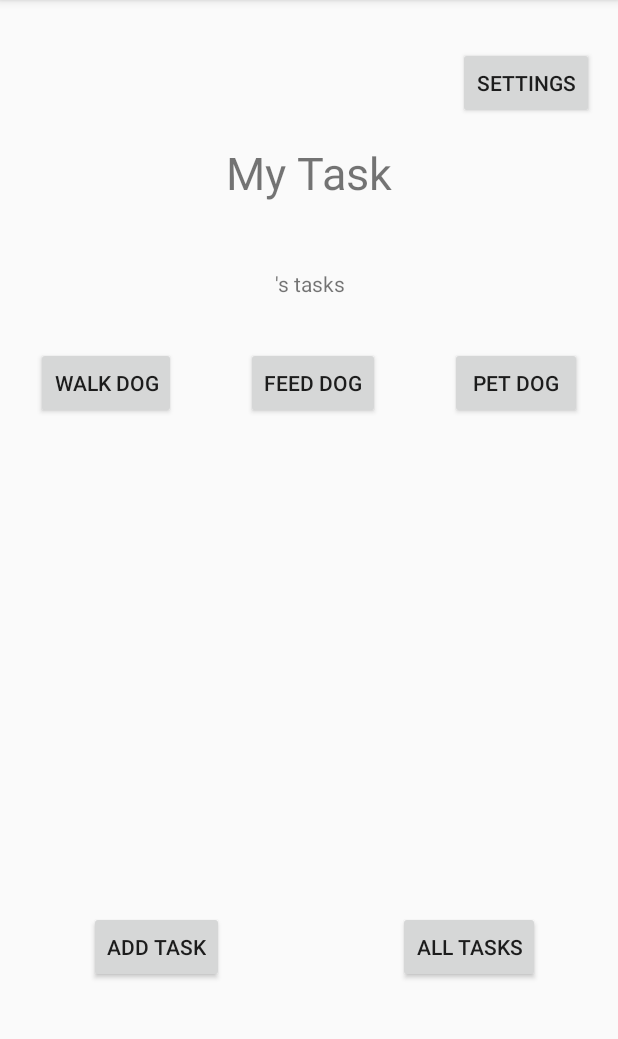
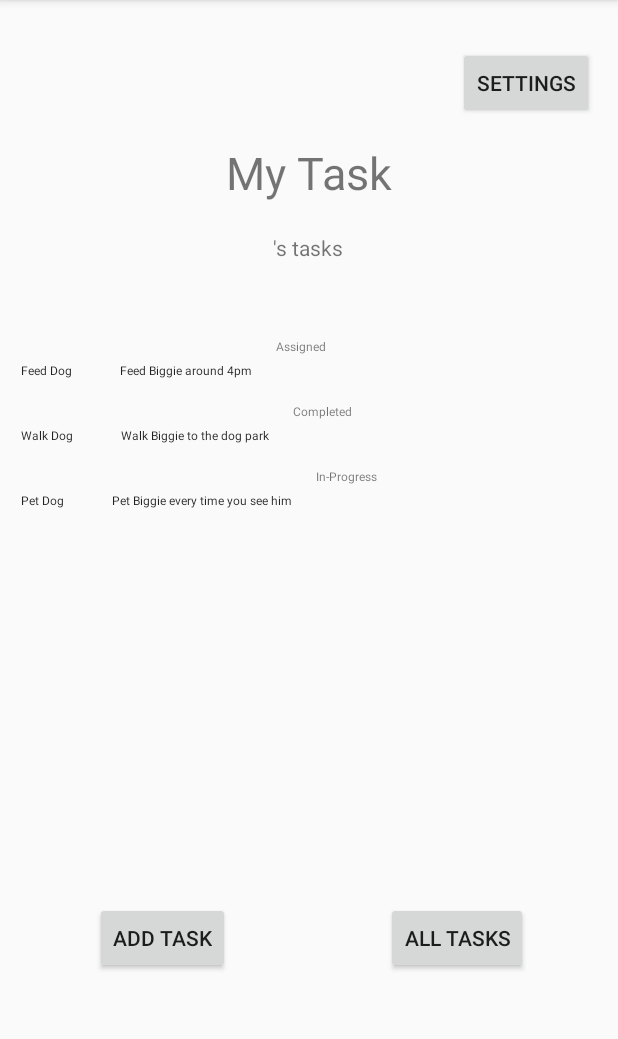
Before and after one commit to martinpapacodes/taskmaster, an Android app: the screen it shows after launch (MainActivity), on a phone screen of 412 x 824 dp, the part 84-1123 px from its top. Run offline under Robolectric (Android 15) with nearby library versions, the phone set to English and light mode, and no system bars.

Commit message:
first part of feature done

```diff
--- a/app/build.gradle
+++ b/app/build.gradle
@@ -23,7 +23,9 @@ dependencies {
     implementation fileTree(dir: 'libs', include: ['*.jar'])
     implementation 'androidx.appcompat:appcompat:1.1.0'
     implementation 'androidx.constraintlayout:constraintlayout:1.1.3'
+    implementation 'androidx.legacy:legacy-support-v4:1.0.0'
     testImplementation 'junit:junit:4.12'
     androidTestImplementation 'androidx.test.ext:junit:1.1.1'
     androidTestImplementation 'androidx.test.espresso:espresso-core:3.2.0'
+    implementation 'androidx.recyclerview:recyclerview:1.1.0'
 }
--- a/app/src/main/java/com/example/taskmaster/MainActivity.java
+++ b/app/src/main/java/com/example/taskmaster/MainActivity.java
@@ -11,7 +11,7 @@ import android.view.View;
 import android.widget.Button;
 import android.widget.TextView;
 
-public class MainActivity extends AppCompatActivity {
+public class MainActivity extends AppCompatActivity implements MyTaskRecyclerViewAdapter.OnTaskListener {
 
     static String TAG = "mnf.main";
 
@@ -40,42 +40,6 @@ public class MainActivity extends AppCompatActivity {
             }
         });
 
-        final Button walkDog = findViewById(R.id.walkDogButton);
-        walkDog.setOnClickListener(new View.OnClickListener() {
-            @Override
-            public void onClick(View v) {
-                Intent goToTaskDetailsPage = new Intent(MainActivity.this, taskDetail.class);
-                goToTaskDetailsPage.putExtra("taskDetail", "Walk The Effin Dog");
-                Log.d(TAG, walkDog.getText().toString());
-
-                MainActivity.this.startActivity(goToTaskDetailsPage);
-            }
-        });
-
-
-        final Button feedDog = findViewById(R.id.feedDogButton);
-        feedDog.setOnClickListener(new View.OnClickListener() {
-            @Override
-            public void onClick(View v) {
-                Intent goToTaskDetailsPage = new Intent(MainActivity.this, taskDetail.class);
-                goToTaskDetailsPage.putExtra("taskDetail", feedDog.getText().toString());
-                Log.d(TAG, feedDog.getText().toString());
-
-                MainActivity.this.startActivity(goToTaskDetailsPage);
-            }
-        });
-
-        final Button petDog = findViewById(R.id.petDogButton);
-        petDog.setOnClickListener(new View.OnClickListener() {
-            @Override
-            public void onClick(View v) {
-                Intent goToTaskDetailsPage = new Intent(MainActivity.this, taskDetail.class);
-                goToTaskDetailsPage.putExtra("taskDetail", petDog.getText().toString());
-                Log.d(TAG, petDog.getText().toString());
-
-                MainActivity.this.startActivity(goToTaskDetailsPage);
-            }
-        });
         // ViewAdapter has the job of telling the RecyclerView what to display at each row
         Button allTaskButton = findViewById(R.id.allTasksButton);
         allTaskButton.setOnClickListener(new View.OnClickListener() {
@@ -102,6 +66,10 @@ public class MainActivity extends AppCompatActivity {
     }
 
 
+    @Override
+    public void onTaskClick(Task task) {
+        Intent takeMeToTaskDetail = new Intent(this, taskDetail.class);
 
-
+        startActivity(takeMeToTaskDetail);
+    }
 }
--- /dev/null
+++ b/app/src/main/java/com/example/taskmaster/MyTaskRecyclerViewAdapter.java
@@ -0,0 +1,97 @@
+package com.example.taskmaster;
+
+import androidx.recyclerview.widget.RecyclerView;
+
+import android.content.Intent;
+import android.util.Log;
+import android.view.LayoutInflater;
+import android.view.View;
+import android.view.ViewGroup;
+import android.widget.TextView;
+
+import com.example.taskmaster.TaskFragment.OnListFragmentInteractionListener;
+import com.example.taskmaster.dummy.DummyContent.DummyItem;
+
+import java.util.List;
+
+/**
+ * {@link RecyclerView.Adapter} that can display a {@link DummyItem} and makes a call to the
+ * specified {@link OnListFragmentInteractionListener}.
+ * TODO: Replace the implementation with code for your data type.
+ */
+public class MyTaskRecyclerViewAdapter extends RecyclerView.Adapter<MyTaskRecyclerViewAdapter.ViewHolder> {
+
+    static final String TAG = "martipapa.ViewAdapter";
+
+    private final List<Task> mValues;
+    private final OnTaskListener mListener;
+
+    public MyTaskRecyclerViewAdapter(List<Task> items, OnTaskListener listener) {
+        mValues = items;
+        mListener = listener;
+    }
+
+    @Override
+    public ViewHolder onCreateViewHolder(ViewGroup parent, int viewType) {
+        View view = LayoutInflater.from(parent.getContext())
+                .inflate(R.layout.fragment_task, parent, false);
+        return new ViewHolder(view);
+    }
+
+    @Override
+    public void onBindViewHolder(final ViewHolder holder, int position) {
+        holder.mItem = mValues.get(position);
+        holder.mTitleView.setText(mValues.get(position).getTitle());
+        holder.mBodyView.setText(mValues.get(position).getBody());
+        holder.mStateView.setText(mValues.get(position).getState());
+
+        holder.mView.setOnClickListener(new View.OnClickListener() {
+            @Override
+            public void onClick(View v) {
+               Log.i(TAG, "it was clicked!");
+               Log.i(TAG, holder.mItem.getTitle());
+//               mListener.onTaskClick(holder.mItem);
+
+
+            }
+        });
+    }
+
+    @Override
+    public int getItemCount() {
+        return mValues.size();
+    }
+
+    public class ViewHolder extends RecyclerView.ViewHolder{
+        public final View mView;
+        public final TextView mTitleView;
+        public final TextView mBodyView;
+        public final TextView mStateView;
+        public Task mItem;
+
+
+        public ViewHolder(View view) {
+            super(view);
+            mView = view;
+            mTitleView = (TextView) view.findViewById(R.id.titleRecView);
+            mBodyView = (TextView) view.findViewById(R.id.bodyRecView);
+            mStateView = view.findViewById(R.id.stateRecView);
+
+        }
+
+
+
+
+        @Override
+        public String toString() {
+            return super.toString() + " '" + mBodyView.getText() + "'";
+        }
+
+    }
+
+    public interface OnTaskListener {
+        void onTaskClick(Task task);
+    }
+
+
+}
--- /dev/null
+++ b/app/src/main/java/com/example/taskmaster/Task.java
@@ -0,0 +1,38 @@
+package com.example.taskmaster;
+
+class Task {
+
+    String title;
+    String body;
+    String state;
+
+    public Task(String title, String body, String state) {
+        this.title = title;
+        this.body = body;
+        this.state = state;
+    }
+
+    public String getTitle() {
+        return title;
+    }
+
+    public void setTitle(String title) {
+        this.title = title;
+    }
+
+    public String getBody() {
+        return body;
+    }
+
+    public void setBody(String body) {
+        this.body = body;
+    }
+
+    public String getState() {
+        return state;
+    }
+
+    public void setState(String state) {
+        this.state = state;
+    }
+}
--- /dev/null
+++ b/app/src/main/java/com/example/taskmaster/TaskFragment.java
@@ -0,0 +1,119 @@
+package com.example.taskmaster;
+
+import android.content.Context;
+import android.os.Bundle;
+
+import androidx.fragment.app.Fragment;
+import androidx.recyclerview.widget.GridLayoutManager;
+import androidx.recyclerview.widget.LinearLayoutManager;
+import androidx.recyclerview.widget.RecyclerView;
+
+import android.view.LayoutInflater;
+import android.view.View;
+import android.view.ViewGroup;
+
+import com.example.taskmaster.dummy.DummyContent;
+import com.example.taskmaster.dummy.DummyContent.DummyItem;
+
+import java.util.ArrayList;
+import java.util.List;
+
+/**
+ * A fragment representing a list of Items.
+ * <p/>
+ * Activities containing this fragment MUST implement the {@link OnListFragmentInteractionListener}
+ * interface.
+ */
+public class TaskFragment extends Fragment {
+
+    // TODO: Customize parameter argument names
+    private static final String ARG_COLUMN_COUNT = "column-count";
+    // TODO: Customize parameters
+    private int mColumnCount = 1;
+    private OnListFragmentInteractionListener mListener;
+
+    /**
+     * Mandatory empty constructor for the fragment manager to instantiate the
+     * fragment (e.g. upon screen orientation changes).
+     */
+    public TaskFragment() {
+    }
+
+    // TODO: Customize parameter initialization
+    @SuppressWarnings("unused")
+    public static TaskFragment newInstance(int columnCount) {
+        TaskFragment fragment = new TaskFragment();
+        Bundle args = new Bundle();
+        args.putInt(ARG_COLUMN_COUNT, columnCount);
+        fragment.setArguments(args);
+        return fragment;
+    }
+
+    @Override
+    public void onCreate(Bundle savedInstanceState) {
+        super.onCreate(savedInstanceState);
+
+        if (getArguments() != null) {
+            mColumnCount = getArguments().getInt(ARG_COLUMN_COUNT);
+        }
+    }
+
+    @Override
+    public View onCreateView(LayoutInflater inflater, ViewGroup container,
+                             Bundle savedInstanceState) {
+        View view = inflater.inflate(R.layout.fragment_task_list, container, false);
+
+        // Set the adapter
+        if (view instanceof RecyclerView) {
+            Context context = view.getContext();
+            RecyclerView recyclerView = (RecyclerView) view;
+            if (mColumnCount <= 1) {
+                recyclerView.setLayoutManager(new LinearLayoutManager(context));
+            } else {
+                recyclerView.setLayoutManager(new GridLayoutManager(context, mColumnCount));
+            }
+
+            List<Task> listOfTask = new ArrayList<>();
+            listOfTask.add(new Task("Feed Dog", "Feed Biggie around 4pm", "Assigned"));
+            listOfTask.add(new Task("Walk Dog", "Walk Biggie to the dog park", "Completed"));
+            listOfTask.add(new Task("Pet Dog", "Pet Biggie every time you see him", "In-Progress"));
+
+            recyclerView.setAdapter(new MyTaskRecyclerViewAdapter(listOfTask, null));
+
+        }
+        return view;
+    }
+
+
+    @Override
+    public void onAttach(Context context) {
+        super.onAttach(context);
+        if (context instanceof OnListFragmentInteractionListener) {
+            mListener = (OnListFragmentInteractionListener) context;
+        } else {
+//            throw new RuntimeException(context.toString()
+//                    + " must implement OnListFragmentInteractionListener");
+        }
+    }
+
+    @Override
+    public void onDetach() {
+        super.onDetach();
+        mListener = null;
+    }
+
+    /**
+     * This interface must be implemented by activities that contain this
+     * fragment to allow an interaction in this fragment to be communicated
+     * to the activity and potentially other fragments contained in that
+     * activity.
+     * <p/>
+     * See the Android Training lesson <a href=
+     * "http://developer.android.com/training/basics/fragments/communicating.html"
+     * >Communicating with Other Fragments</a> for more information.
+     */
+    public interface OnListFragmentInteractionListener {
+        // TODO: Update argument type and name
+        void onListFragmentInteraction(DummyItem item);
+    }
+}
--- a/app/src/main/java/com/example/taskmaster/taskDetail.java
+++ b/app/src/main/java/com/example/taskmaster/taskDetail.java
@@ -20,4 +20,10 @@ public class taskDetail extends AppCompatActivity {
 
 
     }
+
+//    @Override
+//    public void onTaskClick(int position) {
+//        Intent i = new Intent(this,)
+//
+//    }
 }
--- a/app/src/main/res/layout/activity_main.xml
+++ b/app/src/main/res/layout/activity_main.xml
@@ -22,34 +22,24 @@
         android:id="@+id/addATask"
         android:layout_width="wrap_content"
         android:layout_height="wrap_content"
-        android:layout_marginStart="52dp"
-        android:layout_marginTop="328dp"
+        android:layout_marginStart="60dp"
+        android:layout_marginTop="60dp"
         android:layout_marginEnd="104dp"
         android:text="Add Task"
         app:layout_constraintEnd_toStartOf="@+id/allTasksButton"
-        app:layout_constraintHorizontal_bias="0.388"
+        app:layout_constraintHorizontal_bias="1.0"
         app:layout_constraintStart_toStartOf="parent"
-        app:layout_constraintTop_toBottomOf="@+id/walkDogButton" />
+        app:layout_constraintTop_toBottomOf="@+id/fragment2" />
 
     <Button
         android:id="@+id/allTasksButton"
         android:layout_width="wrap_content"
         android:layout_height="wrap_content"
-        android:layout_marginTop="328dp"
-        android:layout_marginEnd="52dp"
+        android:layout_marginTop="60dp"
+        android:layout_marginEnd="60dp"
         android:text="All Tasks"
         app:layout_constraintEnd_toEndOf="parent"
-        app:layout_constraintTop_toBottomOf="@+id/petDogButton" />
-
-    <Button
-        android:id="@+id/walkDogButton"
-        android:layout_width="wrap_content"
-        android:layout_height="wrap_content"
-        android:layout_marginStart="24dp"
-        android:layout_marginTop="96dp"
-        android:text="Walk Dog"
-        app:layout_constraintStart_toStartOf="parent"
-        app:layout_constraintTop_toBottomOf="@+id/textView" />
+        app:layout_constraintTop_toBottomOf="@+id/fragment2" />
 
     <Button
         android:id="@+id/settingsButton"
@@ -62,35 +52,25 @@
         app:layout_constraintEnd_toEndOf="parent"
         app:layout_constraintTop_toTopOf="parent" />
 
-    <Button
-        android:id="@+id/feedDogButton"
-        android:layout_width="wrap_content"
-        android:layout_height="wrap_content"
-        android:layout_marginTop="96dp"
-        android:text="Feed Dog"
-        app:layout_constraintEnd_toStartOf="@+id/petDogButton"
-        app:layout_constraintStart_toEndOf="@+id/walkDogButton"
-        app:layout_constraintTop_toBottomOf="@+id/textView" />
-
-    <Button
-        android:id="@+id/petDogButton"
-        android:layout_width="wrap_content"
-        android:layout_height="wrap_content"
-        android:layout_marginTop="96dp"
-        android:layout_marginEnd="24dp"
-        android:text="Pet Dog"
-        app:layout_constraintEnd_toEndOf="parent"
-        app:layout_constraintTop_toBottomOf="@+id/textView" />
-
     <TextView
         android:id="@+id/usernameTitle"
         android:layout_width="176dp"
         android:layout_height="22dp"
-        android:layout_marginTop="44dp"
+        android:layout_marginTop="20dp"
         android:textAlignment="center"
         app:layout_constraintEnd_toEndOf="parent"
-        app:layout_constraintHorizontal_bias="0.502"
+        app:layout_constraintHorizontal_bias="0.497"
         app:layout_constraintStart_toStartOf="parent"
         app:layout_constraintTop_toBottomOf="@+id/textView" />
 
+    <fragment
+        android:id="@+id/fragment2"
+        android:name="com.example.taskmaster.TaskFragment"
+        android:layout_width="417dp"
+        android:layout_height="316dp"
+        android:layout_marginTop="48dp"
+        app:layout_constraintEnd_toEndOf="parent"
+        app:layout_constraintStart_toStartOf="parent"
+        app:layout_constraintTop_toBottomOf="@+id/usernameTitle" />
+
 </androidx.constraintlayout.widget.ConstraintLayout>
--- a/app/src/main/res/layout/activity_task_detail.xml
+++ b/app/src/main/res/layout/activity_task_detail.xml
@@ -17,7 +17,7 @@
         app:layout_constraintTop_toTopOf="parent" />
 
     <TextView
-        android:id="@+id/textView7"
+        android:id="@+id/body"
         android:layout_width="236dp"
         android:layout_height="227dp"
         android:layout_marginTop="168dp"
--- /dev/null
+++ b/app/src/main/res/layout/fragment_task.xml
@@ -0,0 +1,31 @@
+<?xml version="1.0" encoding="utf-8"?>
+<LinearLayout xmlns:android="http://schemas.android.com/apk/res/android"
+    android:layout_width="wrap_content"
+    android:layout_height="wrap_content"
+    android:orientation="horizontal">
+
+    <TextView
+        android:id="@+id/titleRecView"
+        android:layout_width="wrap_content"
+        android:layout_height="wrap_content"
+        android:layout_margin="@dimen/text_margin"
+        android:textAppearance="?attr/textAppearanceListItem"
+        android:textSize="8sp" />
+
+    <TextView
+        android:id="@+id/bodyRecView"
+        android:layout_width="wrap_content"
+        android:layout_height="wrap_content"
+        android:layout_margin="@dimen/text_margin"
+        android:text="Body"
+        android:textAppearance="?attr/textAppearanceListItem"
+        android:textSize="8sp" />
+
+    <TextView
+        android:id="@+id/stateRecView"
+        android:layout_width="wrap_content"
+        android:layout_height="wrap_content"
+        android:layout_weight="1"
+        android:text="TextView"
+        android:textSize="8sp" />
+</LinearLayout>
--- /dev/null
+++ b/app/src/main/res/layout/fragment_task_list.xml
@@ -0,0 +1,13 @@
+<?xml version="1.0" encoding="utf-8"?>
+<androidx.recyclerview.widget.RecyclerView xmlns:android="http://schemas.android.com/apk/res/android"
+    xmlns:app="http://schemas.android.com/apk/res-auto"
+    xmlns:tools="http://schemas.android.com/tools"
+    android:id="@+id/list"
+    android:name="com.example.taskmaster.TaskFragment"
+    android:layout_width="match_parent"
+    android:layout_height="match_parent"
+    android:layout_marginLeft="16dp"
+    android:layout_marginRight="16dp"
+    app:layoutManager="LinearLayoutManager"
+    tools:context=".TaskFragment"
+    tools:listitem="@layout/fragment_task" />
--- /dev/null
+++ b/app/src/main/res/values/dimens.xml
@@ -0,0 +1,4 @@
+<?xml version="1.0" encoding="utf-8"?>
+<resources>
+    <dimen name="text_margin">16dp</dimen>
+</resources>
```
Also changed, not shown: app/src/main/java/com/example/taskmaster/dummy/DummyContent.java (added, +72 -0 lines), 2 other files.
